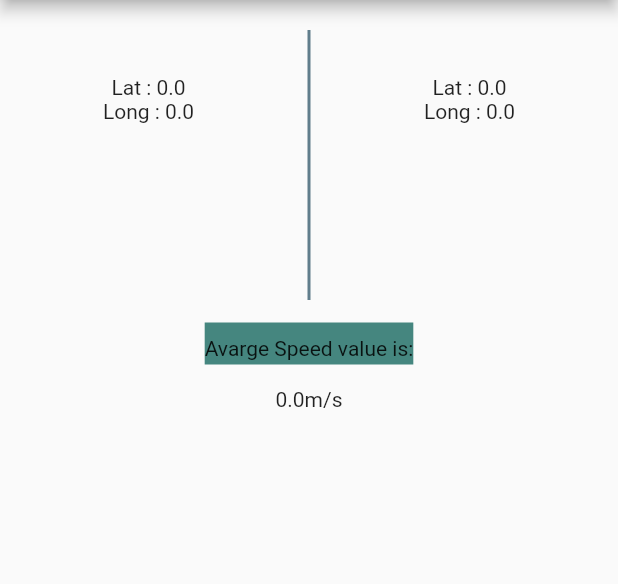
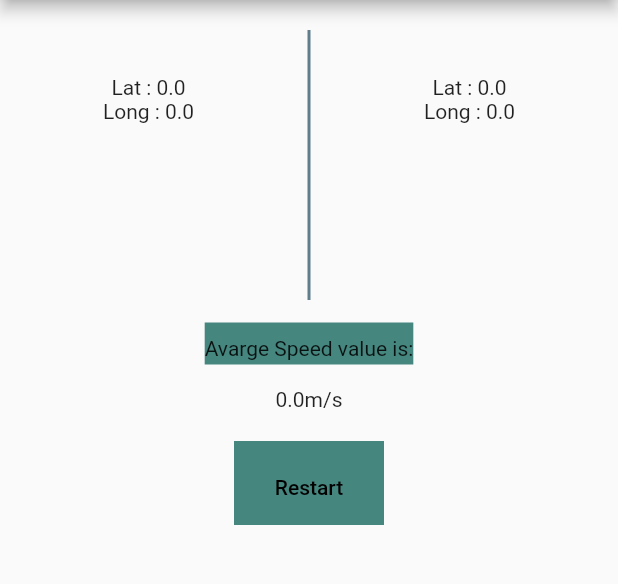
Before and after one commit to AhmedMansour54/project, a Flutter app: the screen it shows after launch, after a tap on "Start", on a phone screen of 412 x 824 dp, the part 84-668 px from its top. Run offline on Flutter 3.47's test engine with Material 2 defaults, Android fonts, the phone set to English and light mode, and no system bars; our stand-ins replace location.

Commit message:
Update speed.dart

```diff
--- a/lib/scre/speed.dart
+++ b/lib/scre/speed.dart
@@ -1,10 +1,10 @@
-
 
 import 'package:flutter/material.dart';
 import 'package:location/location.dart';
 // import 'havesine.dart';
 import 'dart:async';
 import 'dart:math';
+
 
 class SplashScreen extends StatefulWidget {
   const SplashScreen({Key? key}) : super(key: key);
@@ -15,11 +15,8 @@ class SplashScreen extends StatefulWidget {
 
 class _SplashScreenState extends State<SplashScreen> {
 
-  int counter =0;
-  Timer? time;
-  double d=0;
-  double s=0;
-
+    double d=0;
+    double s=0;
 
   @override
   void initState() {
@@ -28,6 +25,7 @@ class _SplashScreenState extends State<SplashScreen> {
   }
 
   Future<void> locationService() async {
+
     Location location = new Location();
 
     bool _serviceEnabled;
@@ -55,7 +53,8 @@ class _SplashScreenState extends State<SplashScreen> {
     setState(() {
       UserLocation.lats = _locData.latitude!;
       UserLocation.longs = _locData.longitude!;
-
+      UserLocation.late = 0;
+      UserLocation.longe = 0;
     });
 
 
@@ -70,10 +69,8 @@ class _SplashScreenState extends State<SplashScreen> {
                   UserLocation.late, UserLocation.late);
       d = d * 1000;
       s=d / 30;
-      // UserLocation.lats = UserLocation.late;
-      // UserLocation.longs = UserLocation.longe;
-          // UserLocation.late=0;
-          // UserLocation.longe=0;
+
+
     });
     });
 
@@ -183,6 +180,40 @@ class _SplashScreenState extends State<SplashScreen> {
 
                   ],
                 ),
+
+
+                Row(
+
+
+                  mainAxisAlignment: MainAxisAlignment.spaceEvenly,
+                  children: [
+
+                      Container(
+                        alignment: Alignment.center,
+                      width: 100.0,
+                      color: Color.fromARGB(255, 69, 134, 127),
+                      padding: EdgeInsets.all(4.0),
+                      margin: EdgeInsets.all(20.0),
+                        child: TextButton(
+                        onPressed: () {
+                        Navigator.of(context).push(
+                        MaterialPageRoute(
+                          builder: (context) => SplashScreen()
+                        )
+                        );
+                        },
+                        child: Text('Restart',
+                        style: TextStyle(
+
+                        height: 2.0,
+                        color: Colors.black,
+                        backgroundColor:  Color.fromARGB(255, 69, 134, 127),
+                                          ),
+                        ),
+                        ),
+                      ),
+                    ],
+                ),
         ],
       ),
     );
```
